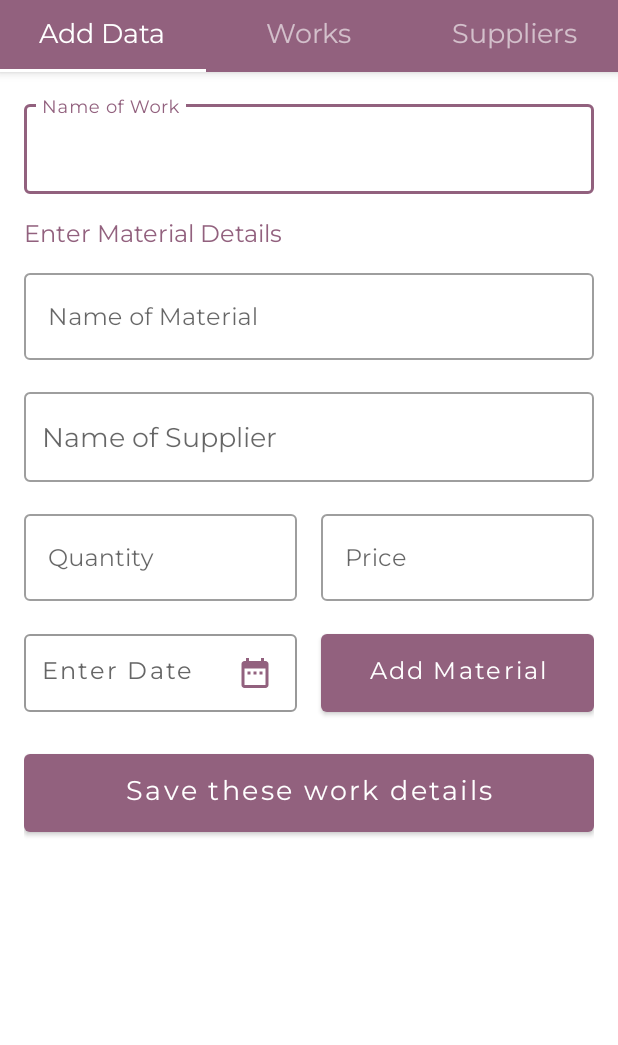
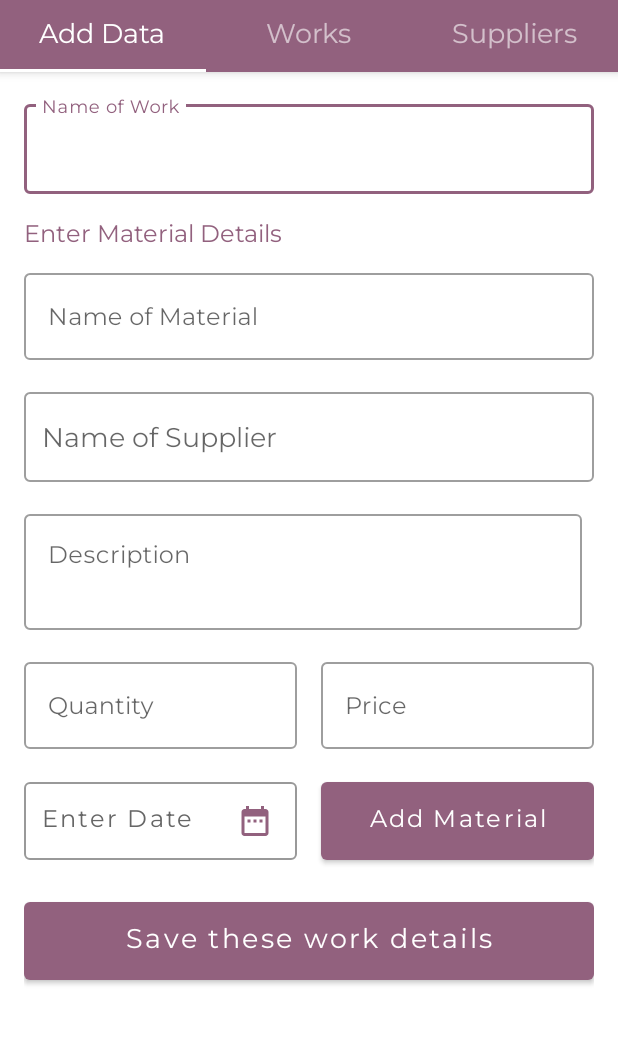
Before and after one commit to pTidke/ExpensesRecordApp, an Android app: the screen it shows after launch (MainActivity), on a phone screen of 412 x 824 dp, the part 92-1137 px from its top. Run offline under Robolectric (Android 15) with nearby library versions, the phone set to English and light mode, and no system bars; our stand-ins replace Firebase (no records; nobody signed in at launch, a user with empty details on screens opened directly).

Commit message:
description added

```diff
--- a/app/src/main/java/com/example/expensesrecordapp/FirstFrag.java
+++ b/app/src/main/java/com/example/expensesrecordapp/FirstFrag.java
@@ -40,15 +40,14 @@ public class FirstFrag extends Fragment implements View.OnClickListener {
 
     private static final String TAG = "Expenses";
     private MaterialButton datePicker, btnAddMaterial, btnSaveWorkData;
-    private TextInputEditText nameMaterial,quantity, price, totalMaterials;
+    private TextInputEditText nameMaterial, quantity, price, description;
     private AutoCompleteTextView  nameSupplier, nameWork;
-    private TextView totalPrice;
     private NestedScrollView nestedScrollView;
-    private LinearLayout linerLayout1, linerLayout2, linerLayout3;
-    private TextInputLayout ti1, ti2, ti3, ti4, ti5;
+    // private LinearLayout linerLayout1, linerLayout2, linerLayout3;
+    // private TextInputLayout ti1, ti2, ti3, ti4, ti5;
     private Calendar calendar;
-    private String mWork, mMaterial, mSupplier, date;
-    private int materialTotal, materialQuantity;
+    private String mWork, mMaterial, mSupplier, date, mDescription;
+    private int materialQuantity;
     private float materialPrice;
 
     private FirebaseFirestore db = FirebaseFirestore.getInstance();
@@ -94,9 +93,17 @@ public class FirstFrag extends Fragment implements View.OnClickListener {
                 mSupplier = nameSupplier.getText().toString().toLowerCase();
                 materialQuantity = Integer.parseInt(quantity.getText().toString());
                 materialPrice = Float.parseFloat(price.getText().toString());
+                mDescription = description.getText().toString();
                 String date = datePicker.getText().toString();
+                Material m;
 
-                Material m = new Material(mMaterial, materialQuantity, materialPrice, mSupplier, date, materialPrice * materialQuantity);
+                if (!mDescription.isEmpty()){
+                    m = new Material(mMaterial, materialQuantity, materialPrice, mSupplier, date, materialPrice * materialQuantity, mDescription);
+                }
+
+                else {
+                    m = new Material(mMaterial, materialQuantity, materialPrice, mSupplier, date, materialPrice * materialQuantity, "");
+                }
 
                 works.document(mWork).get().addOnCompleteListener(task -> {
                     if (task.isSuccessful()) {
@@ -118,7 +125,11 @@ public class FirstFrag extends Fragment implements View.OnClickListener {
                 nameSupplier.setText("");
                 quantity.setText("");
                 price.setText("");
+                description.setText("");
                 datePicker.setText("Enter Date");
+
+                Toast.makeText( nestedScrollView.getContext(), "Material Added Successfully", Toast.LENGTH_SHORT ).show();
+
             }
             catch (Exception e){
                 Toast.makeText(view.getContext(), "Enter Data Properly", Toast.LENGTH_SHORT).show();
@@ -138,6 +149,7 @@ public class FirstFrag extends Fragment implements View.OnClickListener {
 
                 nameWork.setText("");
                 materialsList.clear();
+                Toast.makeText( nestedScrollView.getContext(), "Work Added Successfully", Toast.LENGTH_SHORT ).show();
             }
             catch (Exception e){
                 Toast.makeText(view.getContext(), e.getMessage(), Toast.LENGTH_SHORT).show();
@@ -195,17 +207,23 @@ public class FirstFrag extends Fragment implements View.OnClickListener {
         nameMaterial = nestedScrollView.findViewById(R.id.nameMaterial);
         nameSupplier = nestedScrollView.findViewById(R.id.nameSupplier);
         quantity = nestedScrollView.findViewById(R.id.quantity);
+        description = nestedScrollView.findViewById( R.id.description );
         price = nestedScrollView.findViewById(R.id.price);
         nestedScrollView = nestedScrollView.findViewById(R.id.nestedScrollView);
+
+        /*
         linerLayout1 = nestedScrollView.findViewById(R.id.linerLayout);
         linerLayout2 = nestedScrollView.findViewById(R.id.linerLayout2);
         linerLayout3 = nestedScrollView.findViewById(R.id.linerLayout3);
+        */
 
+        /*
         ti1 = nestedScrollView.findViewById(R.id.ti1);
         ti2 = nestedScrollView.findViewById(R.id.ti2);
         ti3 = nestedScrollView.findViewById(R.id.ti3);
         ti4 = nestedScrollView.findViewById(R.id.ti4);
         ti5 = nestedScrollView.findViewById(R.id.ti5);
+        */
 
         ArrayAdapter<String> adapter = new ArrayAdapter<String>(nestedScrollView.getContext(), android.R.layout.simple_dropdown_item_1line, allWorks);
         nameWork.setAdapter(adapter);
--- a/app/src/main/java/com/example/expensesrecordapp/model/Work.java
+++ b/app/src/main/java/com/example/expensesrecordapp/model/Work.java
@@ -17,10 +17,10 @@ public class Work {
     }
 
     public float getGrandTotal(){
-        Iterator<Material> crunchifyIterator = materials.iterator();
+        Iterator<Material> crunchyIterator = materials.iterator();
         float sum = 0;
-        while (crunchifyIterator.hasNext()) {
-            sum += crunchifyIterator.next().getCostTotal();
+        while (crunchyIterator.hasNext()) {
+            sum += crunchyIterator.next().getCostTotal();
         }
         return sum;
     }
--- a/app/src/main/java/com/example/expensesrecordapp/ui/main/MaterialAdapter.java
+++ b/app/src/main/java/com/example/expensesrecordapp/ui/main/MaterialAdapter.java
@@ -34,6 +34,9 @@ public class MaterialAdapter extends RecyclerView.Adapter<MaterialAdapter.ViewHo
         holder.nameCardDate.setText("Date : " + data.getDate());
         holder.nameCardQuantity.setText("Quantity : " + Integer.toString(data.getQuantity()));
         holder.nameCardTotal.setText("Total Price : " + Float.toString(data.getCostTotal()));
+        if (!data.getDescription().isEmpty()){
+            holder.getNameCardMaterialDescription.setText( "Description : " + data.getDescription() );
+        }
     }
 
     @Override
@@ -75,6 +78,7 @@ public class MaterialAdapter extends RecyclerView.Adapter<MaterialAdapter.ViewHo
         public TextView nameCardDate;
         public TextView nameCardQuantity;
         public TextView nameCardTotal;
+        public TextView getNameCardMaterialDescription;
         public ViewHolder(View itemView) {
             super(itemView);
             nameCardDate = itemView.findViewById(R.id.nameCardDate);
@@ -82,6 +86,7 @@ public class MaterialAdapter extends RecyclerView.Adapter<MaterialAdapter.ViewHo
             nameCardMaterialSupplier = itemView.findViewById(R.id.nameCardMaterialSupplier);
             nameCardQuantity = itemView.findViewById(R.id.nameCardQuantity);
             nameCardTotal = itemView.findViewById(R.id.nameCardTotal);
+            getNameCardMaterialDescription = itemView.findViewById( R.id.nameCardMaterialDescription );
         }
     }
 }
--- a/app/src/main/res/layout/fragment_first.xml
+++ b/app/src/main/res/layout/fragment_first.xml
@@ -88,6 +88,27 @@
                 android:minLines="1"
                 android:singleLine="true" />
         </com.google.android.material.textfield.TextInputLayout>
+
+
+        <com.google.android.material.textfield.TextInputLayout
+            style="@style/Widget.MaterialComponents.TextInputLayout.OutlinedBox"
+            android:layout_width="match_parent"
+            android:layout_height="match_parent"
+            android:layout_marginTop="@dimen/dimen_common"
+            android:layout_weight="1"
+            android:layout_marginEnd="@dimen/dimen_common_small"
+            android:id="@+id/ti7">
+
+            <com.google.android.material.textfield.TextInputEditText
+                android:id="@+id/description"
+                android:layout_width="match_parent"
+                android:layout_height="wrap_content"
+                android:hint="Description"
+                android:gravity="top"
+                android:inputType="textMultiLine"
+                android:lines="2" />
+        </com.google.android.material.textfield.TextInputLayout>
+
 
         <LinearLayout
             android:id="@+id/linerLayout2"
--- a/app/src/main/res/layout/fragment_second.xml
+++ b/app/src/main/res/layout/fragment_second.xml
@@ -9,6 +9,7 @@
         android:id="@+id/worksRecyclerView"
         android:layout_width="match_parent"
         android:layout_height="match_parent"
+        android:layout_margin="8dp"
         android:paddingStart="@dimen/zero_margin_when_normal"
         android:paddingEnd="@dimen/zero_margin_when_normal" />
 
--- a/app/src/main/res/layout/fragment_third.xml
+++ b/app/src/main/res/layout/fragment_third.xml
@@ -9,6 +9,8 @@
         android:id="@+id/LvSuppliers"
         android:layout_width="match_parent"
         android:layout_height="match_parent"
-        android:layout_margin="@dimen/dimen_common_medium"/>
+        android:layout_margin="@dimen/dimen_common_medium"
+        android:dividerHeight="8.0dp"
+        android:divider="@null"/>
 
 </androidx.coordinatorlayout.widget.CoordinatorLayout>
--- a/app/src/main/res/layout/list_view.xml
+++ b/app/src/main/res/layout/list_view.xml
@@ -7,4 +7,5 @@
     android:layout_height="fill_parent"
     android:padding="10sp"
     android:textAllCaps="true"
-    android:textSize="20sp"></TextView>
+    android:textColor="@color/black"
+    android:textSize="18sp"/>
```
Also changed, not shown: app/src/main/java/com/example/expensesrecordapp/ThirdFrag.java (+53 -5 lines), app/src/main/java/com/example/expensesrecordapp/model/Material.java (+15 -0 lines), app/src/main/java/com/example/expensesrecordapp/ui/main/SupplierAdapter.java (+7 -1 lines), app/src/main/res/drawable/border.xml (added, +11 -0 lines), app/src/main/res/layout/bottom_dailog.xml (+21 -0 lines), app/src/main/res/layout/material_item.xml (+11 -1 lines), app/src/main/res/layout/supplier_item.xml (+10 -1 lines), app/src/main/res/layout/work_item.xml (+4 -10 lines).
